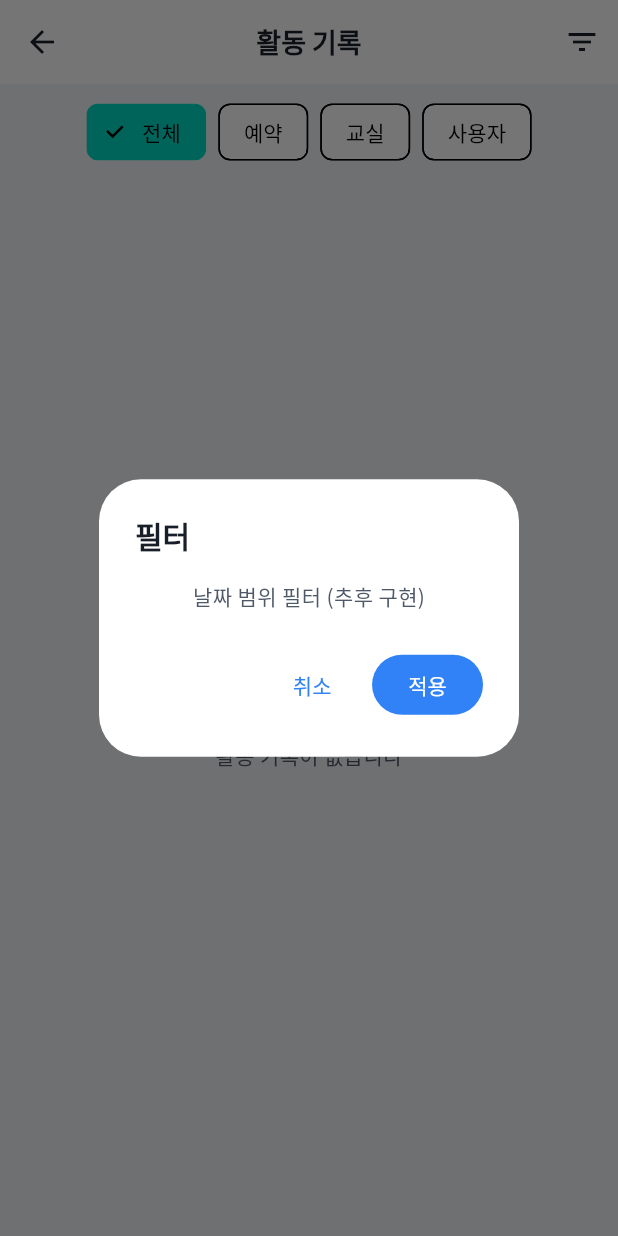
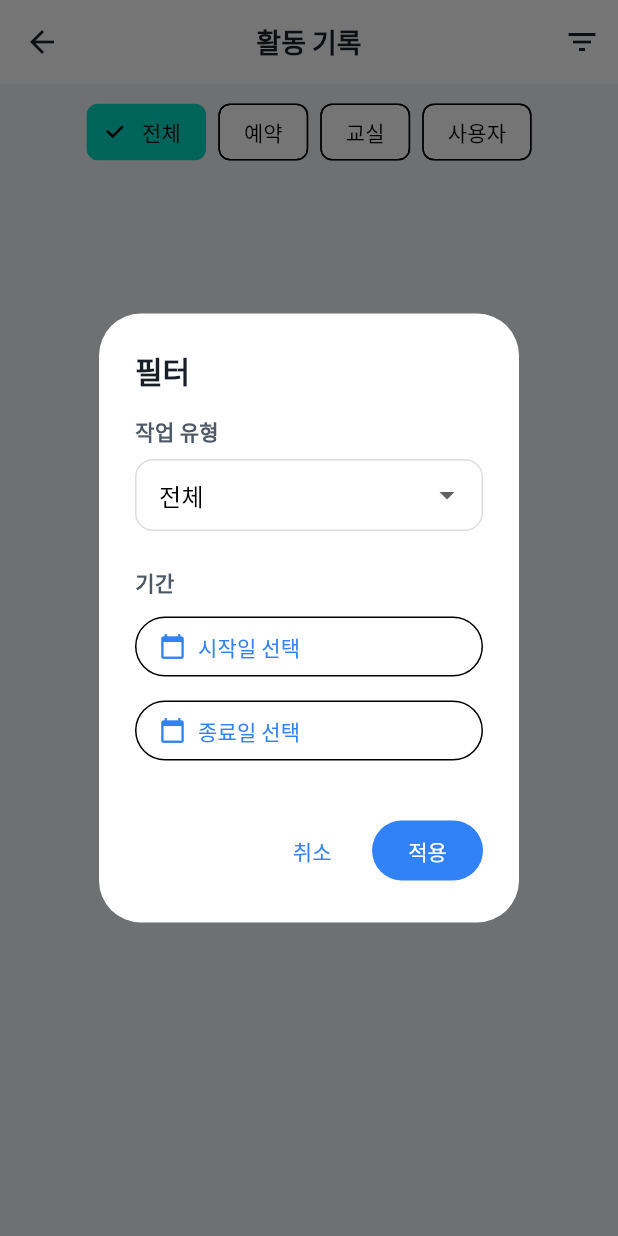
Before and after one commit to hyunwoooim-star/Uncany, a Flutter app: the AuditLogScreen screen opened directly, after a tap on the "filter list" icon, on a phone screen of 412 x 824 dp. Run offline on Flutter 3.47's test engine with Material 3 defaults, Android fonts, the phone set to English and light mode, and no system bars; our stand-ins replace file_picker, flutter_animate, flutter_riverpod, freezed_annotation, go_router, google_fonts and 2 more; accounts and stored records are empty; generated files the repository leaves out were written again; statements that could not run were skipped; project files that could hold a hidden picture were left out.

Commit message:
feat: 사업자 정보, 날짜 필터, 나이스 API 연동 완료
1. 사업자 정보 업데이트
   - Mock 데이터를 개발 단계 표시로 변경
   - 파일: lib/src/features/settings/presentation/business_info_screen.dart

2. 감사 로그 날짜 범위 필터 추가
   - 시작일/종료일 선택 가능
   - 작업 유형 필터 (생성/수정/삭제/복원)
   - StatefulBuilder로 다이얼로그 내 상태 관리
   - 파일: lib/src/features/audit/presentation/audit_log_screen.dart

3. 나이스 교육청 API 연동 설정
   - GitHub Actions workflow에 NEIS_API_KEY 추가
   - README에 API 키 발급 방법 추가
   - 파일:
     - .github/workflows/deploy-web-staging.yml
     - README.md

참고:
- API 키 없이도 Mock 데이터(15개 학교)로 정상 작동
- API 키 발급: 공공데이터포털(data.go.kr) → "학교기본정보"

```diff
--- a/lib/src/features/audit/presentation/audit_log_screen.dart
+++ b/lib/src/features/audit/presentation/audit_log_screen.dart
@@ -349,16 +349,135 @@ class _AuditLogScreenState extends ConsumerState<AuditLogScreen> {
   }
 
   void _showFilterDialog() {
+    DateTime? tempStartDate = _filterStartDate;
+    DateTime? tempEndDate = _filterEndDate;
+    String tempAction = _filterAction;
+
     showDialog(
       context: context,
-      builder: (context) => AlertDialog(
+      builder: (context) => StatefulBuilder(
+        builder: (context, setDialogState) => AlertDialog(
           title: const Text('필터'),
-        content: Column(
+          content: SingleChildScrollView(
+            child: Column(
               mainAxisSize: MainAxisSize.min,
+              crossAxisAlignment: CrossAxisAlignment.start,
               children: [
-            // TODO: 날짜 범위 선택기 추가
-            const Text('날짜 범위 필터 (추후 구현)'),
+                // 액션 필터
+                const Text(
+                  '작업 유형',
+                  style: TextStyle(
+                    fontWeight: FontWeight.w600,
+                    fontSize: 14,
+                  ),
+                ),
+                const SizedBox(height: 8),
+                DropdownButtonFormField<String>(
+                  value: tempAction,
+                  decoration: const InputDecoration(
+                    border: OutlineInputBorder(),
+                    contentPadding: EdgeInsets.symmetric(
+                      horizontal: 12,
+                      vertical: 8,
+                    ),
+                  ),
+                  items: const [
+                    DropdownMenuItem(value: 'all', child: Text('전체')),
+                    DropdownMenuItem(value: 'INSERT', child: Text('생성')),
+                    DropdownMenuItem(value: 'UPDATE', child: Text('수정')),
+                    DropdownMenuItem(value: 'DELETE', child: Text('삭제')),
+                    DropdownMenuItem(value: 'RESTORE', child: Text('복원')),
                   ],
+                  onChanged: (value) {
+                    setDialogState(() {
+                      tempAction = value!;
+                    });
+                  },
+                ),
+                const SizedBox(height: 24),
+
+                // 날짜 범위
+                const Text(
+                  '기간',
+                  style: TextStyle(
+                    fontWeight: FontWeight.w600,
+                    fontSize: 14,
+                  ),
+                ),
+                const SizedBox(height: 8),
+
+                // 시작일
+                OutlinedButton.icon(
+                  onPressed: () async {
+                    final date = await showDatePicker(
+                      context: context,
+                      initialDate: tempStartDate ?? DateTime.now(),
+                      firstDate: DateTime(2020),
+                      lastDate: DateTime.now(),
+                      locale: const Locale('ko', 'KR'),
+                    );
+                    if (date != null) {
+                      setDialogState(() {
+                        tempStartDate = date;
+                      });
+                    }
+                  },
+                  icon: const Icon(Icons.calendar_today, size: 18),
+                  label: Text(
+                    tempStartDate == null
+                        ? '시작일 선택'
+                        : DateFormat('yyyy-MM-dd').format(tempStartDate!),
+                  ),
+                  style: OutlinedButton.styleFrom(
+                    minimumSize: const Size(double.infinity, 40),
+                    alignment: Alignment.centerLeft,
+                  ),
+                ),
+                const SizedBox(height: 8),
+
+                // 종료일
+                OutlinedButton.icon(
+                  onPressed: () async {
+                    final date = await showDatePicker(
+                      context: context,
+                      initialDate: tempEndDate ?? DateTime.now(),
+                      firstDate: DateTime(2020),
+                      lastDate: DateTime.now(),
+                      locale: const Locale('ko', 'KR'),
+                    );
+                    if (date != null) {
+                      setDialogState(() {
+                        tempEndDate = date;
+                      });
+                    }
+                  },
+                  icon: const Icon(Icons.calendar_today, size: 18),
+                  label: Text(
+                    tempEndDate == null
+                        ? '종료일 선택'
+                        : DateFormat('yyyy-MM-dd').format(tempEndDate!),
+                  ),
+                  style: OutlinedButton.styleFrom(
+                    minimumSize: const Size(double.infinity, 40),
+                    alignment: Alignment.centerLeft,
+                  ),
+                ),
+                const SizedBox(height: 8),
+
+                // 필터 초기화
+                if (tempStartDate != null || tempEndDate != null)
+                  TextButton.icon(
+                    onPressed: () {
+                      setDialogState(() {
+                        tempStartDate = null;
+                        tempEndDate = null;
+                      });
+                    },
+                    icon: const Icon(Icons.clear, size: 18),
+                    label: const Text('날짜 초기화'),
+                  ),
+              ],
+            ),
           ),
           actions: [
             TextButton(
@@ -368,7 +487,9 @@ class _AuditLogScreenState extends ConsumerState<AuditLogScreen> {
             FilledButton(
               onPressed: () {
                 setState(() {
-                // 필터 적용 후 화면 새로고침
+                  _filterAction = tempAction;
+                  _filterStartDate = tempStartDate;
+                  _filterEndDate = tempEndDate;
                 });
                 Navigator.pop(context);
               },
@@ -376,6 +497,7 @@ class _AuditLogScreenState extends ConsumerState<AuditLogScreen> {
             ),
           ],
         ),
+      ),
     );
   }
 }
--- a/lib/src/features/settings/presentation/business_info_screen.dart
+++ b/lib/src/features/settings/presentation/business_info_screen.dart
@@ -82,20 +82,19 @@ class BusinessInfoScreen extends StatelessWidget {
             _buildInfoCard([
               _InfoItem(
                 label: '상호',
-                // TODO: 실제 사업자 정보로 변경
-                value: '[사업자 정보 입력 필요]',
+                value: 'Uncany',
               ),
               _InfoItem(
                 label: '대표자',
-                value: '[사업자 정보 입력 필요]',
+                value: '개발 중 (사업자 정보 미등록)',
               ),
               _InfoItem(
                 label: '사업자등록번호',
-                value: '[000-00-00000]',
+                value: '사업자 미등록',
               ),
               _InfoItem(
                 label: '통신판매업 신고번호',
-                value: '[제0000-서울강남-00000호]',
+                value: '해당 없음 (개발 단계)',
               ),
             ]),
 
@@ -115,15 +114,15 @@ class BusinessInfoScreen extends StatelessWidget {
             _buildInfoCard([
               _InfoItem(
                 label: '소재지',
-                value: '[사업자 주소 입력 필요]',
+                value: '대한민국 (개발 단계)',
               ),
               _InfoItem(
                 label: '이메일',
-                value: '[이메일 입력 필요]',
+                value: 'contact@uncany.com (예정)',
               ),
               _InfoItem(
                 label: '전화번호',
-                value: '[전화번호 입력 필요]',
+                value: '추후 공개 예정',
               ),
             ]),
 
```
Also changed, not shown: 2 other files. Lines whose indentation alone changed are shown as unchanged.
